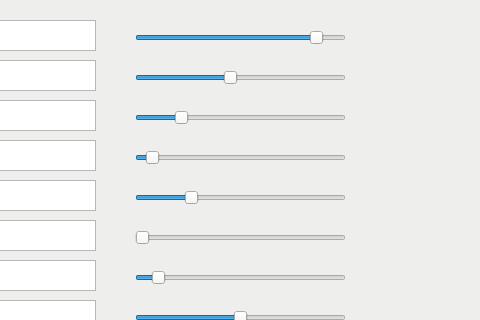
This is disparity.ui in K1ntus/Projet-Technologique-L3 as Qt 5 draws it before an edit; both pictures show x 195 to 675 and y 0 to 320 of the 1214 by 527 pixel window. The edited form follows.
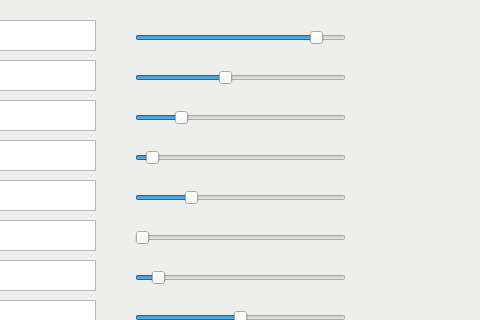
This is the edited form.

Commit message: color inversion of the disparity map

```diff
--- a/disparity.ui
+++ b/disparity.ui
@@ -645,6 +645,9 @@
      <height>16</height>
     </rect>
    </property>
+   <property name="minimum">
+    <number>1</number>
+   </property>
    <property name="maximum">
     <number>20</number>
    </property>
```
The commit also changes 2 other files.
